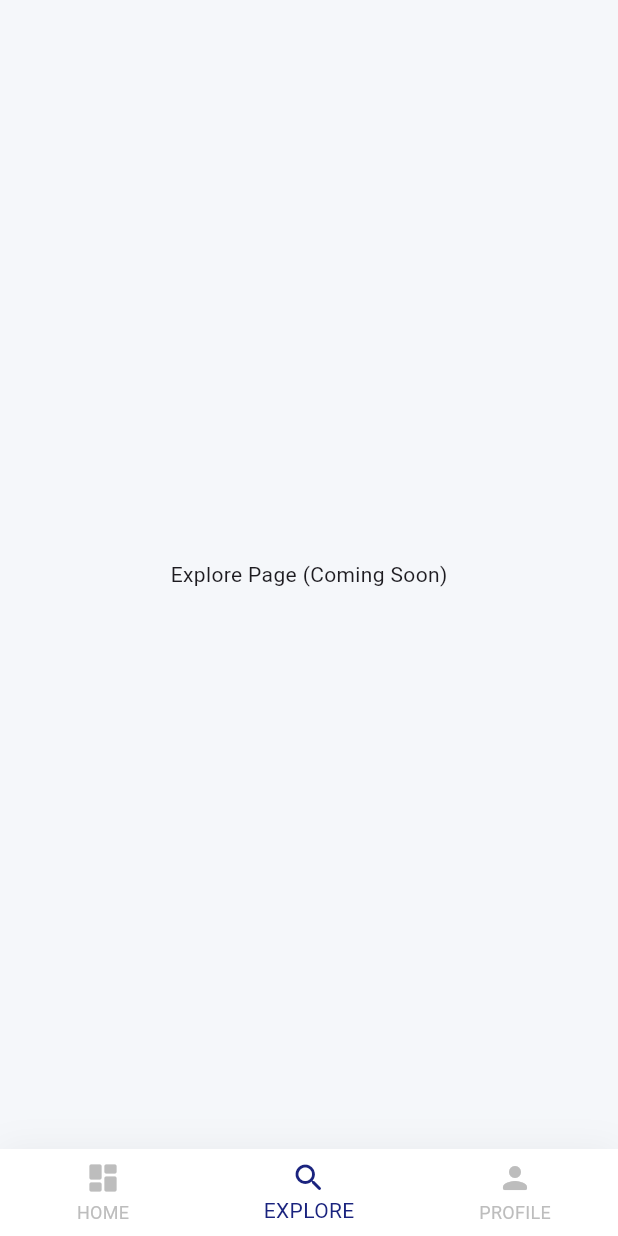
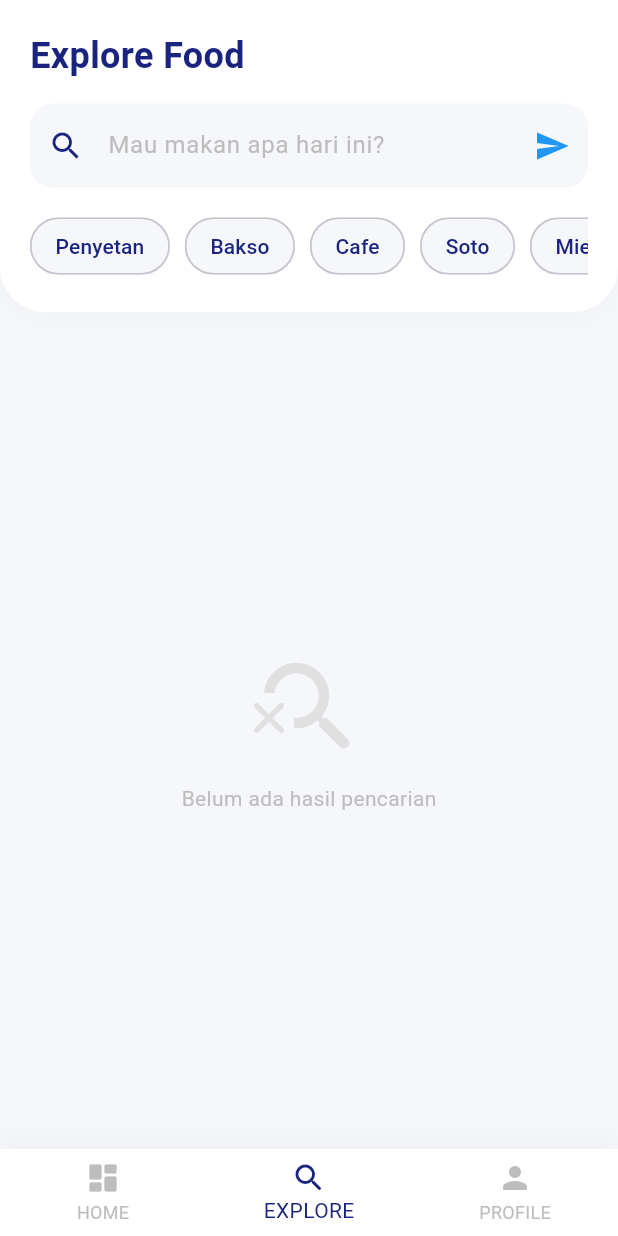
Before and after one commit to izzulhaq/RekaysaInteraksi, a Flutter app: the HomeView screen opened by its route, item 2 of the bottom bar chosen, on a phone screen of 412 x 824 dp. Run offline on Flutter 3.47's test engine with Material 3 defaults, Android fonts, the phone set to English and light mode, and no system bars; our stand-ins replace cloud_firestore, firebase_auth, firebase_core, get; accounts and stored records are empty; network calls fail; Roboto replaces fonts that are missing (Poppins).

Commit message:
add fitur explore

```diff
--- /dev/null
+++ b/lib/app/modules/explore/views/explore_view.dart
@@ -0,0 +1,220 @@
+import 'package:flutter/material.dart';
+import 'package:get/get.dart';
+import '../controllers/explore_controller.dart';
+
+class ExploreView extends StatelessWidget {
+  ExploreView({Key? key}) : super(key: key);
+
+  final controller = Get.put(ExploreController());
+
+  final Color primaryColor = const Color(0xFF1A237E);
+  final Color backgroundColor = const Color(0xFFF5F7FA);
+
+  @override
+  Widget build(BuildContext context) {
+    return Scaffold(
+      backgroundColor: backgroundColor,
+      body: SafeArea(
+        child: Column(
+          children: [
+            // --- HEADER & SEARCH BAR ---
+            Container(
+              padding: const EdgeInsets.all(20),
+              decoration: BoxDecoration(
+                color: Colors.white,
+                borderRadius: const BorderRadius.only(
+                  bottomLeft: Radius.circular(30),
+                  bottomRight: Radius.circular(30),
+                ),
+                boxShadow: [
+                  BoxShadow(
+                    color: Colors.grey.withOpacity(0.05),
+                    blurRadius: 10,
+                    offset: const Offset(0, 5)
+                  )
+                ],
+              ),
+              child: Column(
+                crossAxisAlignment: CrossAxisAlignment.start,
+                children: [
+                  Text(
+                    "Explore Food",
+                    style: TextStyle(
+                      fontSize: 24,
+                      fontWeight: FontWeight.bold,
+                      color: primaryColor
+                    ),
+                  ),
+                  const SizedBox(height: 15),
+
+                  // SEARCH INPUT
+                  TextField(
+                    controller: controller.searchC,
+                    textInputAction: TextInputAction.search,
+                    onSubmitted: (value) => controller.searchFood(value), // Enter -> Cari
+                    decoration: InputDecoration(
+                      hintText: "Mau makan apa hari ini?",
+                      hintStyle: TextStyle(color: Colors.grey[400]),
+                      prefixIcon: Icon(Icons.search, color: primaryColor),
+                      suffixIcon: IconButton(
+                        icon: const Icon(Icons.send, color: Colors.blue),
+                        onPressed: () => controller.searchFood(controller.searchC.text),
+                      ),
+                      filled: true,
+                      fillColor: backgroundColor,
+                      border: OutlineInputBorder(
+                        borderRadius: BorderRadius.circular(15),
+                        borderSide: BorderSide.none,
+                      ),
+                    ),
+                  ),
+                  const SizedBox(height: 15),
+
+                  // KATEGORI CHIPS (Horizontal Scroll)
+                  SingleChildScrollView(
+                    scrollDirection: Axis.horizontal,
+                    child: Row(
+                      children: controller.categories.map((category) {
+                        return Padding(
+                          padding: const EdgeInsets.only(right: 10),
+                          child: ActionChip(
+                            label: Text(category),
+                            backgroundColor: backgroundColor,
+                            labelStyle: TextStyle(color: primaryColor),
+                            shape: RoundedRectangleBorder(
+                              borderRadius: BorderRadius.circular(20),
+                              side: BorderSide.none
+                            ),
+                            onPressed: () {
+                              controller.searchC.text = category; // Set text
+                              controller.searchFood(category);    // Langsung cari
+                            },
+                          ),
+                        );
+                      }).toList(),
+                    ),
+                  )
+                ],
+              ),
+            ),
+
+            // --- HASIL PENCARIAN ---
+            Expanded(
+              child: Obx(() {
+                if (controller.isLoading.value) {
+                  return Center(child: CircularProgressIndicator(color: primaryColor));
+                }
+
+                if (controller.searchResults.isEmpty) {
+                  return Center(
+                    child: Column(
+                      mainAxisAlignment: MainAxisAlignment.center,
+                      children: [
+                        Icon(Icons.search_off_rounded, size: 80, color: Colors.grey[300]),
+                        const SizedBox(height: 10),
+                        Text(
+                          "Belum ada hasil pencarian",
+                          style: TextStyle(color: Colors.grey[400])
+                        ),
+                      ],
+                    ),
+                  );
+                }
+
+                // LIST HASIL
+                return ListView.builder(
+                  padding: const EdgeInsets.all(20),
+                  itemCount: controller.searchResults.length,
+                  itemBuilder: (context, index) {
+                    var item = controller.searchResults[index];
+                    return _buildFoodCard(item);
+                  },
+                );
+              }),
+            ),
+          ],
+        ),
+      ),
+    );
+  }
+
+  // WIDGET KARTU MAKANAN
+  Widget _buildFoodCard(Map item) {
+    return Container(
+      margin: const EdgeInsets.only(bottom: 15),
+      padding: const EdgeInsets.all(15),
+      decoration: BoxDecoration(
+        color: Colors.white,
+        borderRadius: BorderRadius.circular(15),
+        boxShadow: [
+          BoxShadow(
+            color: Colors.grey.withOpacity(0.05),
+            blurRadius: 10,
+            offset: const Offset(0, 5)
+          )
+        ],
+      ),
+      child: Row(
+        crossAxisAlignment: CrossAxisAlignment.start,
+        children: [
+          // Icon Placeholder (Karena Google Place Photo berbayar/rumit)
+          Container(
+            width: 60,
+            height: 60,
+            decoration: BoxDecoration(
+              color: Colors.orange.withOpacity(0.1),
+              borderRadius: BorderRadius.circular(10),
+            ),
+            child: const Icon(Icons.restaurant, color: Colors.orange, size: 30),
+          ),
+          const SizedBox(width: 15),
+
+          // Detail Info
+          Expanded(
+            child: Column(
+              crossAxisAlignment: CrossAxisAlignment.start,
+              children: [
+                Text(
+                  item['name'],
+                  style: const TextStyle(
+                    fontSize: 16,
+                    fontWeight: FontWeight.bold
+                  ),
+                  maxLines: 1,
+                  overflow: TextOverflow.ellipsis,
+                ),
+                const SizedBox(height: 5),
+                Text(
+                  item['address'],
+                  style: TextStyle(fontSize: 12, color: Colors.grey[600]),
+                  maxLines: 2,
+                  overflow: TextOverflow.ellipsis,
+                ),
+                const SizedBox(height: 8),
+                Row(
+                  children: [
+                    const Icon(Icons.star, color: Colors.amber, size: 16),
+                    const SizedBox(width: 4),
+                    Text(
+                      "${item['rating']} (${item['count']})",
+                      style: const TextStyle(fontWeight: FontWeight.bold, fontSize: 12),
+                    ),
+                    const Spacer(),
+                    Container(
+                      padding: const EdgeInsets.symmetric(horizontal: 8, vertical: 4),
+                      decoration: BoxDecoration(
+                        color: Colors.green.withOpacity(0.1),
+                        borderRadius: BorderRadius.circular(5),
+                      ),
+                      child: const Text("OPEN", style: TextStyle(fontSize: 10, color: Colors.green, fontWeight: FontWeight.bold)),
+                    )
+                  ],
+                )
+              ],
+            ),
+          ),
+        ],
+      ),
+    );
+  }
+}
--- a/lib/app/modules/home/views/home_view.dart
+++ b/lib/app/modules/home/views/home_view.dart
@@ -3,6 +3,7 @@ import 'package:get/get.dart';
 import '../controllers/home_controller.dart';
 // Import View Profile yang baru dibuat
 import '../../profile/views/profile_view.dart';
+import '../../explore/views/explore_view.dart';
 
 class HomeView extends GetView<HomeController> {
   final Color primaryColor = const Color(0xFF1A237E);
@@ -20,9 +21,9 @@ class HomeView extends GetView<HomeController> {
       body: Obx(() => IndexedStack(
         index: controller.tabIndex.value,
         children: [
-          _buildDashboardView(),  // Index 0: Dashboard (Home)
-          const Center(child: Text("Explore Page (Coming Soon)")), // Index 1: Explore (Placeholder)
-          ProfileView(),          // Index 2: Profile (File yang baru kita buat)
+          _buildDashboardView(),  // Index 0: Home
+          ExploreView(),          // Index 1: EXPLORE (GANTI INI)
+          ProfileView(),          // Index 2: Profile
         ],
       )),
 
```
Also changed, not shown: lib/app/modules/authentifikasi/views/authentifikasi_view.dart (+11 -15 lines), lib/app/modules/explore/controllers/explore_controller.dart (added, +76 -0 lines), pubspec.yaml (+4 -3 lines), assets/Logo.png (added), assets/LogoAJ.png (added), assets/LogoWhite.png (added), assets/LogoWhiteAJ.png (added), pubspec.lock, 22 other files.
